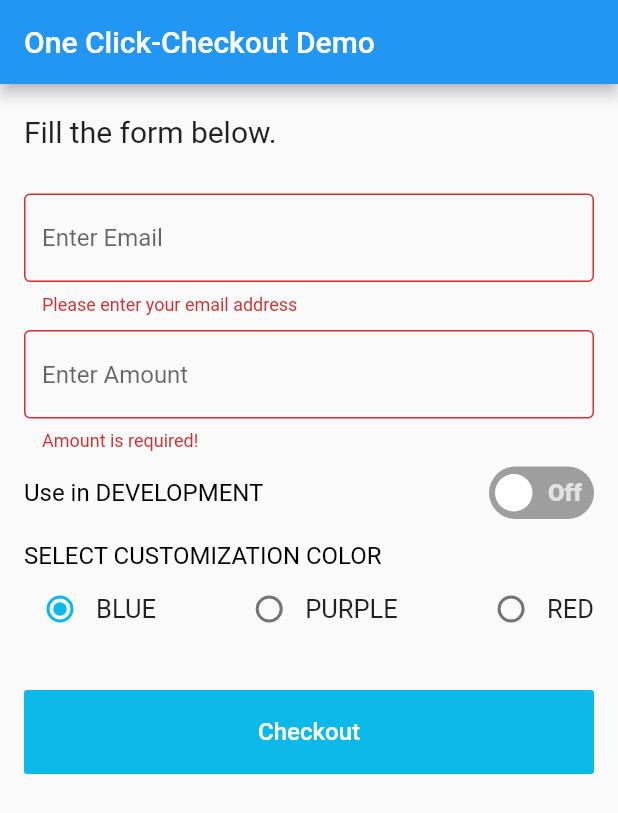
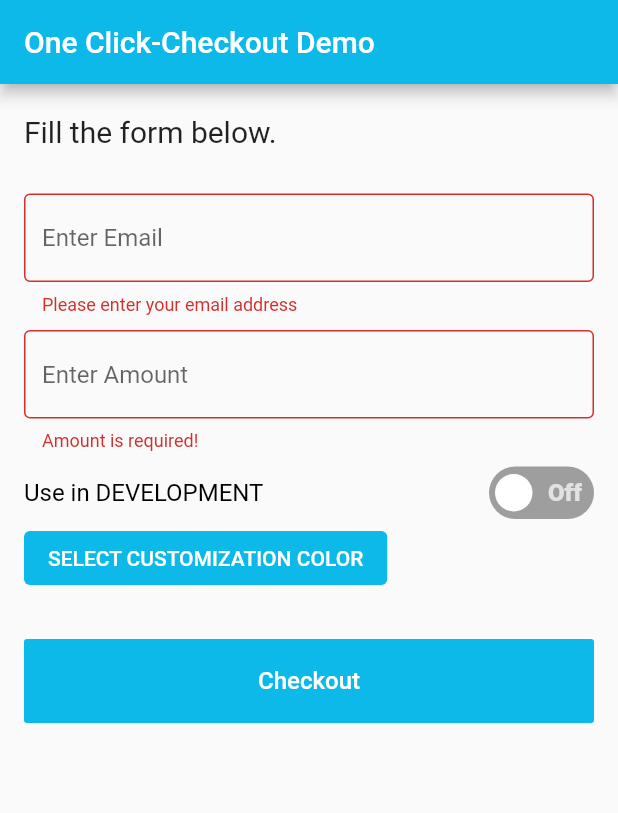
Before and after one commit to DepositsTeam/deposits-oneclick-checkout, a Flutter app: the screen it shows after launch, after a tap on "Checkout", on a phone screen of 412 x 824 dp. Shown: the top 813 px of the screen. Run offline on Flutter 3.47's test engine with Material 2 defaults, Android fonts, the light colour scheme and no system bars; drawn by our look-alikes of flutter_switch; our stand-ins replace another_flushbar, currency_text_input_formatter, dio, flutter_colorpicker, flutter_dotenv, flutter_spinkit and 4 more; missing offline and left inert: fpjs_pro_plugin.

Commit message:
implemented custom theme color

```diff
--- a/example/lib/home_page.dart
+++ b/example/lib/home_page.dart
@@ -1,6 +1,7 @@
 import 'package:currency_text_input_formatter/currency_text_input_formatter.dart';
 import 'package:flutter/material.dart';
 import 'package:deposits_oneclick_checkout/app/modules/deposits_oneclick_checkout_button.dart';
+import 'package:flutter_colorpicker/flutter_colorpicker.dart';
 import 'package:flutter_switch/flutter_switch.dart';
 import 'package:flutter_dotenv/flutter_dotenv.dart';
 
@@ -23,14 +24,21 @@ class _MyHomePageState extends State<MyHomePage> {
   bool isSwitched = false;
   var apiKey = dotenv.env['API_KEY'];
   var envMode = false;
-  int id = 1;
-  String radioSelectedColor = '0DB9E9';
+
+  Color pickerColor = const Color(0xFF0DB9E9);
+  Color currentColor = const Color(0xFF0DB9E9);
+  ValueChanged<Color>? onColorChanged;
+  // bind some values with [ValueChanged<Color>] callback
+  changeColor(Color color) {
+    setState(() => pickerColor = color);
+  }
 
   @override
   Widget build(BuildContext context) {
     return Scaffold(
       key: scaffoldKey,
       appBar: AppBar(
+        backgroundColor: pickerColor,
         title: Text(widget.title),
       ),
       body: SingleChildScrollView(
@@ -122,7 +130,7 @@ class _MyHomePageState extends State<MyHomePage> {
                       ),
                       FlutterSwitch(
                         value: isSwitched,
-                        activeColor: Colors.green,
+                        activeColor: pickerColor,
                         showOnOff: true,
                         onToggle: (value) {
                           setState(() {
@@ -145,88 +153,56 @@ class _MyHomePageState extends State<MyHomePage> {
                   ),
                 ),
                 Container(
-                  margin: const EdgeInsets.only(top: (15.0)),
-                  child: const Text(
-                    'SELECT CUSTOMIZATION COLOR',
-                    style: TextStyle(color: Colors.black, fontSize: 16),
-                  ),
-                  ),
-                Container(
                   margin: const EdgeInsets.only(top: (2.0)),
-                  child: Row(
-                    mainAxisAlignment: MainAxisAlignment.spaceBetween,
-                    children: [
-                      Row(children: [
-                        Radio(
-                            value: 1,
-                            groupValue: id,
-                            activeColor: Color(int.parse("0xFF0DB9E9")),
-                            onChanged: (val) {
-                              setState(() {
-                                radioSelectedColor = '0DB9E9';
-                                id = 1;
-                              });
-                            },
-                          ),
-                          const Text(
-                            'BLUE',
-                            style: TextStyle(fontSize: 17.0),
-                          ),
-                      ],),
-                      Row(children: [
-                          Radio(
-                            value: 2,
-                            groupValue: id,
-                            activeColor: Colors.purple,
-                            onChanged: (val) {
-                              setState(() {
-                                radioSelectedColor = 'A020F0';
-                                id = 2;
-                              });
-                            },
-                          ),
-                          const Text(
-                            'PURPLE',
-                            style:  TextStyle(
-                              fontSize: 17.0,
+                  child: ElevatedButton(
+                    style: ButtonStyle(
+                      elevation: MaterialStateProperty.all(0),
+                       backgroundColor: MaterialStateProperty.all(pickerColor),
+                    ),
+                    onPressed: () {
+                      // raise the [showDialog] widget
+                      showDialog(
+                        context: context,
+                        builder: (BuildContext context) => AlertDialog(
+                          title: const Text('Pick a color!'),
+                          content: SingleChildScrollView(
+                            child: ColorPicker(
+                              pickerColor: pickerColor,
+                              onColorChanged: changeColor,
+                              pickerAreaHeightPercent: 0.8,
                             ),
                           ),
-                        ],),
-                      Row(children: [
-                          Radio(
-                            value: 3,
-                            groupValue: id,
-                            activeColor: Colors.red,
-                            onChanged: (val) {
-                              setState(() {
-                                radioSelectedColor = 'FF0000';
-                                id = 3;
-                              });
-                            },
-                          ),
-                         const Text(
-                            'RED',
-                            style:  TextStyle(fontSize: 17.0),
-                          ),
-                        ],),
-                    ],
+                          actions: <Widget>[
+                            FlatButton(
+                              child:const Text('Got it'),
+                              onPressed: () {
+                                setState(() => currentColor = pickerColor);
+                                Navigator.of(context).pop();
+                              },
+                            ),
+                          ],
+                        ),
+                      );
+                    },
+                    child:const Text('SELECT CUSTOMIZATION COLOR'),
                   ),
                 ),
                 Container(
                     child: FlatButton(
                       minWidth: MediaQuery.of(context).size.width,
                       height: 56,
-                      color: Color(int.parse("0xFF$radioSelectedColor")), //Color(0xFF0DB9E9),
+                      color: pickerColor, //Color(0xFF0DB9E9),
                       child: const Text('Checkout',
                           style: TextStyle(color: Colors.white, fontSize: 16)),
                       onPressed: () async {
+                        String selectedColor = pickerColor.toString().replaceAll('Color(0xf', '').replaceAll(')', '');
                         if (formKey.currentState!.validate()) {
                           depositsCheckout(
                             context,
                             ButtonConfig(
-                              buttonColor: radioSelectedColor,
+                              buttonColor: selectedColor,
                               textColor: 'FFFFFF',
-                              loaderColor: 'FFFFFF',
+                              // loaderColor: 'FFFFFF',
                               buttonBorderColor: Colors.black,
                               amount: double.parse(amountController.text
                                   .toString()
--- a/example/pubspec.yaml
+++ b/example/pubspec.yaml
@@ -42,6 +42,7 @@ dependencies:
   cupertino_icons: ^1.0.2
   currency_text_input_formatter:
   flutter_switch: ^0.3.2
+  flutter_colorpicker:
 
 dev_dependencies:
   flutter_test:
```
Also changed, not shown: example/pubspec.lock, 1 other file.
